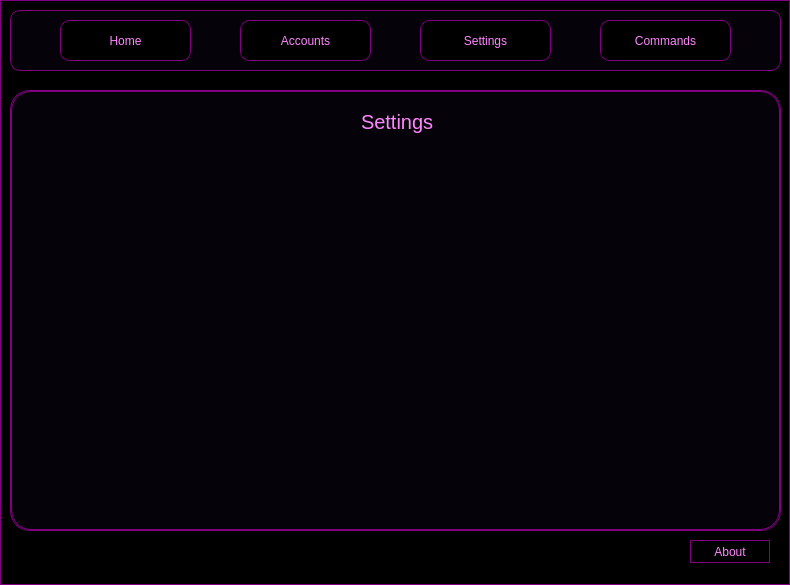
Before: the Qt Designer form owo-dusk/interface.ui in EchoQuill/owo-dusk-gui, drawn with Qt 5.
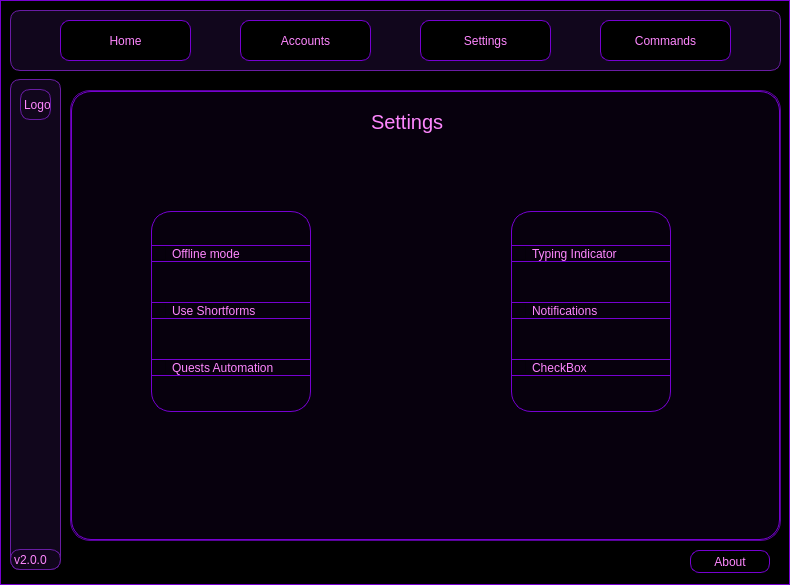
After: the same form once the commit is applied. The open tabs and pages were chosen to show the change.

```diff
--- a/owo-dusk/interface.ui
+++ b/owo-dusk/interface.ui
@@ -20,23 +20,20 @@
    <string notr="true">QMainWindow {
 	color: green;
 	background-color: black;
-	border: 1px solid purple;
+	border: 1px solid #7600d1;
 }
 QWidget {
     background-color: black;
-    border: 1px solid purple;
+    border: 1px solid #7600d1;
 	color: #ff87ff;
 }
 QFrame {
-    background-color: #06020a;
-    border: 1px solid purple;
+    background-color: #11061c;
+    border: 1px solid #691ca3;
 	border-radius: 10px;
 }
-QStackedWidget {
-    background-color: #06020a;
-    border: 2px solid purple;
-	color: aqua;
-	border-radius: 20px;
+QPushButton {
+	border-radius:9px;
 }
 
 </string>
@@ -52,9 +49,7 @@
      </rect>
     </property>
     <property name="styleSheet">
-     <string notr="true">QPushButton {
-	border-radius:9px;
-}</string>
+     <string notr="true"/>
     </property>
     <property name="frameShape">
      <enum>QFrame::StyledPanel</enum>
@@ -121,26 +116,26 @@
    <widget class="QStackedWidget" name="stackedWidget">
     <property name="geometry">
      <rect>
-      <x>10</x>
+      <x>70</x>
       <y>90</y>
-      <width>771</width>
-      <height>441</height>
+      <width>711</width>
+      <height>451</height>
      </rect>
     </property>
     <property name="styleSheet">
      <string notr="true">QStackedWidget {
-    background-color: #06020a;
-    border: 0.8px solid purple;
+    background-color: #07000d;
+    border: 0.8px solid #580399;
 	color: #ff87ff;
 	border-radius: 20px;
 }
 QWidget {
-    background-color: #06020a;
+    background-color: #07000d;
 	color: #ff87ff;
 	border-radius: 20px;
 }
 QLabel {
-    background-color: #06020a;
+    background-color: #07000d;
 	color: #ff87ff;
 	font-size: 20px;
 	border: 0;
@@ -183,7 +178,7 @@
      <widget class="QLabel" name="label_3">
       <property name="geometry">
        <rect>
-        <x>350</x>
+        <x>300</x>
         <y>10</y>
         <width>81</width>
         <height>41</height>
@@ -193,6 +188,72 @@
        <string>Settings</string>
       </property>
      </widget>
+     <widget class="QWidget" name="verticalLayoutWidget">
+      <property name="geometry">
+       <rect>
+        <x>80</x>
+        <y>120</y>
+        <width>160</width>
+        <height>201</height>
+       </rect>
+      </property>
+      <layout class="QVBoxLayout" name="verticalLayout">
+       <item>
+        <widget class="QCheckBox" name="checkBox_2">
+         <property name="text">
+          <string>Offline mode</string>
+         </property>
+        </widget>
+       </item>
+       <item>
+        <widget class="QCheckBox" name="checkBox">
+         <property name="text">
+          <string>Use Shortforms</string>
+         </property>
+        </widget>
+       </item>
+       <item>
+        <widget class="QCheckBox" name="checkBox_3">
+         <property name="text">
+          <string>Quests Automation</string>
+         </property>
+        </widget>
+       </item>
+      </layout>
+     </widget>
+     <widget class="QWidget" name="verticalLayoutWidget_2">
+      <property name="geometry">
+       <rect>
+        <x>440</x>
+        <y>120</y>
+        <width>160</width>
+        <height>201</height>
+       </rect>
+      </property>
+      <layout class="QVBoxLayout" name="verticalLayout_2">
+       <item>
+        <widget class="QCheckBox" name="checkBox_5">
+         <property name="text">
+          <string>Typing Indicator</string>
+         </property>
+        </widget>
+       </item>
+       <item>
+        <widget class="QCheckBox" name="checkBox_4">
+         <property name="text">
+          <string>Notifications</string>
+         </property>
+        </widget>
+       </item>
+       <item>
+        <widget class="QCheckBox" name="checkBox_6">
+         <property name="text">
+          <string>CheckBox</string>
+         </property>
+        </widget>
+       </item>
+      </layout>
+     </widget>
     </widget>
     <widget class="QWidget" name="Commands">
      <widget class="QLabel" name="label_4">
@@ -266,20 +327,57 @@
      </widget>
     </widget>
    </widget>
+   <widget class="QFrame" name="frame">
+    <property name="geometry">
+     <rect>
+      <x>10</x>
+      <y>79</y>
+      <width>51</width>
+      <height>491</height>
+     </rect>
+    </property>
+    <property name="frameShape">
+     <enum>QFrame::StyledPanel</enum>
+    </property>
+    <property name="frameShadow">
+     <enum>QFrame::Raised</enum>
+    </property>
+    <widget class="QLabel" name="version_lable">
+     <property name="geometry">
+      <rect>
+       <x>0</x>
+       <y>470</y>
+       <width>51</width>
+       <height>21</height>
+      </rect>
+     </property>
+     <property name="text">
+      <string>v2.0.0</string>
+     </property>
+    </widget>
+    <widget class="QLabel" name="logo">
+     <property name="geometry">
+      <rect>
+       <x>10</x>
+       <y>10</y>
+       <width>31</width>
+       <height>31</height>
+      </rect>
+     </property>
+     <property name="text">
+      <string>Logo</string>
+     </property>
+    </widget>
+   </widget>
    <widget class="QPushButton" name="aboutbtn">
     <property name="geometry">
      <rect>
       <x>690</x>
-      <y>540</y>
+      <y>550</y>
       <width>80</width>
       <height>23</height>
      </rect>
     </property>
-    <property name="styleSheet">
-     <string notr="true">QPushButton {
-	border-radius:17px;
-}</string>
-    </property>
     <property name="text">
      <string>About</string>
     </property>
```
Left out of the diff: 40 changed lines with no effect on the pictures.
